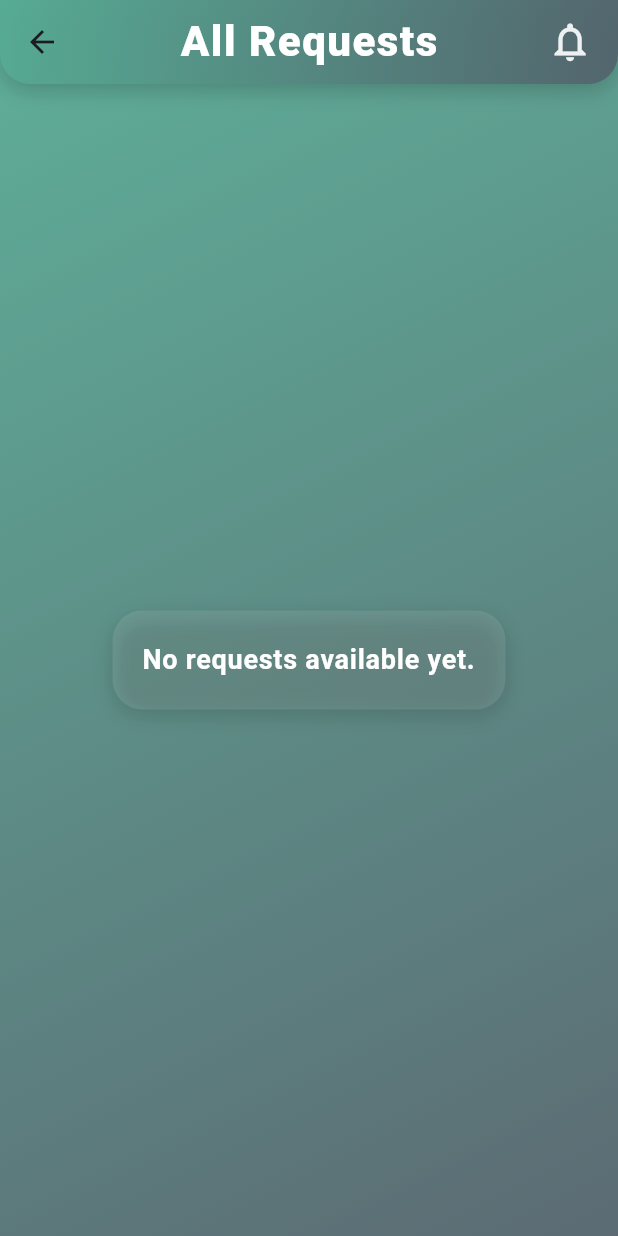
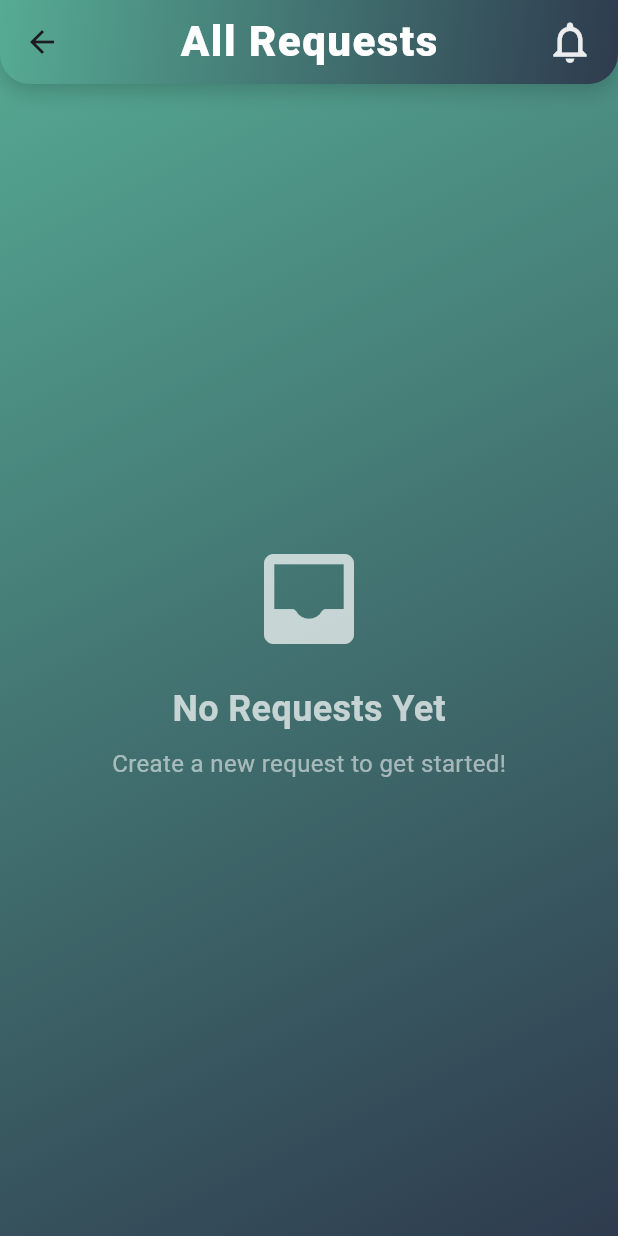
Before and after one commit to MINA000000/Handymen-app, a Flutter app: the AllRequestsHandyman screen opened directly, on a phone screen of 412 x 824 dp. Run offline on Flutter 3.47's test engine with Material 3 defaults, Android fonts, the phone set to English and light mode, and no system bars; our stand-ins replace animate_do, cached_network_image, cloud_firestore, cloud_functions, dio, file_picker and 8 more; accounts and stored records are empty; Roboto replaces fonts that are missing (Nunito); project files that could hold a hidden picture were left out.

Commit message:
consist theme for requests in both sides

```diff
--- a/lib/handyman_screens/all_requests_handyman.dart
+++ b/lib/handyman_screens/all_requests_handyman.dart
@@ -32,16 +32,15 @@ class _AllRequestsHandymanState extends State<AllRequestsHandyman> {
     final requestsProvider = Provider.of<RequestsProviderHandyman>(context);
 
     return Container(
-      width: double.infinity,
-      height: double.infinity,
-      decoration: BoxDecoration(
+      decoration: const BoxDecoration(
         gradient: LinearGradient(
           begin: Alignment.topLeft,
           end: Alignment.bottomRight,
           colors: [
-            Color.fromRGBO(86, 171, 148, 0.95),
-            Color.fromRGBO(83, 99, 108, 0.95),
+            Color(0xFF56AB94),
+            Color(0xFF2E3B4E),
           ],
+          stops: [0.0, 1.0],
         ),
       ),
       child: Scaffold(
@@ -55,8 +54,8 @@ class _AllRequestsHandymanState extends State<AllRequestsHandyman> {
                 begin: Alignment.topLeft,
                 end: Alignment.bottomRight,
                 colors: [
-                  Color.fromRGBO(86, 171, 148, 0.95),
-                  Color.fromRGBO(83, 99, 108, 0.95),
+                  Color(0xFF56AB94),
+                  Color(0xFF2E3B4E),
                 ],
               ),
               borderRadius: const BorderRadius.vertical(bottom: Radius.circular(20)),
@@ -116,7 +115,7 @@ class _AllRequestsHandymanState extends State<AllRequestsHandyman> {
                       child: Icon(
                         Icons.notifications_outlined,
                         color: Color.fromRGBO(255, 255, 255, 0.9),
-                        size: 28,
+                        size: 30,
                       ),
                     );
                   },
@@ -127,86 +126,121 @@ class _AllRequestsHandymanState extends State<AllRequestsHandyman> {
           ],
         ),
         body: requestsProvider.isLoading
-            ? Center(
+            ? const Center(
                 child: CircularProgressIndicator(
-                  color: Color.fromRGBO(255, 255, 255, 0.7),
+                  color: Colors.white,
+                  backgroundColor: Colors.white24,
+                  strokeWidth: 5,
                 ),
               )
             : requestsProvider.requests.isEmpty
                 ? Center(
-                    child: FadeInUp(
-                      duration: const Duration(milliseconds: 600),
-                      child: Container(
-                        padding: const EdgeInsets.all(20),
-                        margin: const EdgeInsets.symmetric(horizontal: 20),
-                        decoration: BoxDecoration(
-                          color: Color.fromRGBO(255, 255, 255, 0.1),
-                          borderRadius: BorderRadius.circular(20),
-                          boxShadow: [
-                            BoxShadow(
-                              color: Color.fromRGBO(0, 0, 0, 0.15),
-                              blurRadius: 12,
-                              offset: const Offset(0, 4),
+                    child: FadeIn(
+                      duration: const Duration(milliseconds: 800),
+                      child: Column(
+                        mainAxisAlignment: MainAxisAlignment.center,
+                        children: [
+                          Icon(
+                            Icons.inbox_rounded,
+                            color: Colors.white70,
+                            size: 80,
                           ),
-                          ],
-                        ),
-                        child: const Text(
-                          'No requests available yet.',
+                          SizedBox(height: 16),
+                          Text(
+                            'No Requests Yet',
                             style: TextStyle(
-                            color: Colors.white,
-                            fontSize: 18,
+                              color: Colors.white70,
+                              fontSize: 24,
+                              fontFamily: 'Nunito',
                               fontWeight: FontWeight.w600,
-                            fontFamily: 'Nunito',
-                            letterSpacing: 0.5,
-                          ),
-                          textAlign: TextAlign.center,
                             ),
                           ),
-                    ),
-                  )
-                : Column(
-                    children: [
-                      const Divider(color: Color.fromRGBO(255, 255, 255, 0.3)),
-                      Expanded(
-                        child: SingleChildScrollView(
-                          child: Column(
-                            children: [
-                              _buildSection(
-                                context,
-                                'Approved Requests',
-                                requestsProvider.approved,
-                                600,
-                              ),
-                              _buildSection(
-                                context,
-                                'Not Approved (1)',
-                                requestsProvider.clientWant,
-                                800,
-                              ),
-                              _buildSection(
-                                context,
-                                'Not Approved (2)',
-                                requestsProvider.handymanWant,
-                                1000,
-                              ),
-                              _buildSection(
-                                context,
-                                'Completed Requests',
-                                requestsProvider.done,
-                                1200,
-                              ),
-                              const SizedBox(height: 80),
-                            ],
-                          ),
+                          SizedBox(height: 8),
+                          Text(
+                            'Create a new request to get started!',
+                            style: TextStyle(
+                              color: Colors.white54,
+                              fontSize: 16,
+                              fontFamily: 'Nunito',
                             ),
                           ),
                         ],
                       ),
                     ),
+                  )
+                : SingleChildScrollView(
+                    physics: const BouncingScrollPhysics(),
+                    child: Column(
+                      crossAxisAlignment: CrossAxisAlignment.start,
+                      children: [
+                        _buildSection(
+                          context: context,
+                          title: 'Approved Requests',
+                          requests: requestsProvider.approved,
+                          cardColor: Colors.greenAccent.withOpacity(0.15),
+                          baseDelay: 600,
+                          onTap: (doc) => Navigator.push(
+                            context,
+                            MaterialPageRoute(
+                              builder: (context) => ApprovedRequestHandyman(request: doc),
+                            ),
+                          ),
+                        ),
+                        _buildSection(
+                          context: context,
+                          title: 'Not Approved (1)',
+                          requests: requestsProvider.clientWant,
+                          cardColor: Colors.orangeAccent.withOpacity(0.15),
+                          baseDelay: 800,
+                          onTap: (doc) => Navigator.push(
+                            context,
+                            MaterialPageRoute(
+                              builder: (context) => ApprovedRequestHandyman(request: doc),
+                            ),
+                          ),
+                        ),
+                        _buildSection(
+                          context: context,
+                          title: 'Not Approved (2)',
+                          requests: requestsProvider.handymanWant,
+                          cardColor: Colors.orangeAccent.withOpacity(0.15),
+                          baseDelay: 1000,
+                          onTap: (doc) => Navigator.push(
+                            context,
+                            MaterialPageRoute(
+                              builder: (context) => ApprovedRequestHandyman(request: doc),
+                            ),
+                          ),
+                        ),
+                        _buildSection(
+                          context: context,
+                          title: 'Completed Requests',
+                          requests: requestsProvider.done,
+                          cardColor: Colors.blueAccent.withOpacity(0.15),
+                          baseDelay: 1200,
+                          onTap: (doc) => Navigator.push(
+                            context,
+                            MaterialPageRoute(
+                              builder: (context) => ApprovedRequestHandyman(request: doc),
+                            ),
+                          ),
+                        ),
+                        SizedBox(height: 20),
+                      ],
+                    ),
+                  ),
+      ),
     );
   }
 
-  Widget _buildSection(BuildContext context, String title, List<QueryDocumentSnapshot> requests, int baseDelay) {
+  Widget _buildSection({
+    required BuildContext context,
+    required String title,
+    required List<QueryDocumentSnapshot> requests,
+    required Color cardColor,
+    required int baseDelay,
+    required Function(QueryDocumentSnapshot) onTap,
+  }) {
     if (requests.isEmpty) {
       return const SizedBox.shrink();
     }
@@ -216,24 +250,21 @@ class _AllRequestsHandymanState extends State<AllRequestsHandyman> {
     return FadeInUp(
       duration: Duration(milliseconds: baseDelay),
       child: Column(
-        crossAxisAlignment: CrossAxisAlignment.start,
+        crossAxisAlignment: CrossAxisAlignment.center,
         children: [
-          FadeInUp(
-            duration: Duration(milliseconds: baseDelay - 100),
-            child: GestureDetector(
+          GestureDetector(
             onTap: () => _toggleSectionVisibility(title),
-              child: Center(
             child: Container(
-                  margin: const EdgeInsets.symmetric(horizontal: 20, vertical: 20),
+              margin: const EdgeInsets.fromLTRB(16, 20, 16, 12),
               padding: const EdgeInsets.symmetric(horizontal: 24, vertical: 12),
               decoration: BoxDecoration(
-                    color: Color.fromRGBO(255, 255, 255, 0.1),
-                    borderRadius: BorderRadius.circular(15),
+                color: Colors.white.withOpacity(0.1),
+                borderRadius: BorderRadius.circular(20),
                 boxShadow: [
                   BoxShadow(
-                        color: Color.fromRGBO(0, 0, 0, 0.15),
+                    color: Colors.black.withOpacity(0.1),
                     blurRadius: 8,
-                        offset: const Offset(0, 3),
+                    offset: const Offset(0, 2),
                   ),
                 ],
               ),
@@ -242,30 +273,22 @@ class _AllRequestsHandymanState extends State<AllRequestsHandyman> {
                 children: [
                   Text(
                     title,
+                    textAlign: TextAlign.center,
                     style: const TextStyle(
-                          color: Color.fromRGBO(255, 255, 255, 0.95),
-                          fontSize: 24,
+                      color: Colors.white,
+                      fontSize: 20,
                       fontFamily: 'Nunito',
-                          fontWeight: FontWeight.w800,
-                          letterSpacing: 1.0,
-                          shadows: [
-                            Shadow(
-                              color: Color.fromRGBO(0, 0, 0, 0.2),
-                              blurRadius: 4,
-                              offset: Offset(1, 1),
-                            ),
-                          ],
+                      fontWeight: FontWeight.w700,
+                      letterSpacing: 0.3,
                     ),
                   ),
                   const SizedBox(width: 8),
                   Icon(
                     isVisible ? Icons.expand_less : Icons.expand_more,
-                        color: Color.fromRGBO(255, 255, 255, 0.9),
+                    color: Colors.white.withOpacity(0.9),
                     size: 24,
                   ),
                 ],
-                  ),
-                ),
               ),
             ),
           ),
@@ -278,22 +301,9 @@ class _AllRequestsHandymanState extends State<AllRequestsHandyman> {
                     children: requests.asMap().entries.map((entry) {
                       final index = entry.key;
                       final doc = entry.value;
-                      final data = doc.data() as Map<String, dynamic>;
                       return FadeInUp(
                         duration: Duration(milliseconds: baseDelay + (index * 100)),
-                        child: GestureDetector(
-                          onTap: () => Navigator.push(
-                            context,
-                            MaterialPageRoute(
-                              builder: (context) => ApprovedRequestHandyman(request: doc),
-                            ),
-                          ),
-                          child: _buildRequestCard(
-                            data[RequestFieldsName.category] ?? 'No category',
-                            data[RequestFieldsName.request] ?? 'No details provided',
-                            data[RequestFieldsName.assignedHandymanName] ?? 'Not assigned',
-                          ),
-                        ),
+                        child: _buildRequestCard(doc, context, cardColor, onTap),
                       );
                     }).toList(),
                   )
@@ -304,65 +314,69 @@ class _AllRequestsHandymanState extends State<AllRequestsHandyman> {
     );
   }
 
-  Widget _buildRequestCard(String category, String content, String handymanName) {
+  Widget _buildRequestCard(
+    QueryDocumentSnapshot doc,
+    BuildContext context,
+    Color cardColor,
+    Function(QueryDocumentSnapshot) onTap,
+  ) {
+    var data = doc.data() as Map<String, dynamic>;
     return Padding(
-      padding: const EdgeInsets.symmetric(horizontal: 20, vertical: 8),
+      padding: const EdgeInsets.symmetric(horizontal: 16, vertical: 8),
       child: Card(
+        elevation: 4,
+        shadowColor: Colors.black26,
         shape: RoundedRectangleBorder(
-          borderRadius: BorderRadius.circular(20),
+          borderRadius: BorderRadius.circular(16),
         ),
-        color: Color.fromRGBO(255, 255, 255, 0.95),
-        elevation: 0,
+        color: cardColor,
         child: Container(
           decoration: BoxDecoration(
-            borderRadius: BorderRadius.circular(20),
-            boxShadow: [
-              BoxShadow(
-                color: Color.fromRGBO(0, 0, 0, 0.15),
-                blurRadius: 10,
-                offset: const Offset(0, 4),
-              ),
-            ],
+            borderRadius: BorderRadius.circular(16),
+            border: Border.all(color: Colors.white12, width: 1),
           ),
           child: ListTile(
-            contentPadding: const EdgeInsets.symmetric(horizontal: 16, vertical: 12),
+            contentPadding: const EdgeInsets.all(16),
             title: Text(
-              'Category: $category',
+              data[RequestFieldsName.category] ?? 'No Category',
               style: const TextStyle(
+                fontWeight: FontWeight.bold,
+                fontSize: 18,
+                color: Colors.white,
                 fontFamily: 'Nunito',
-                fontWeight: FontWeight.w700,
-                fontSize: 18,
-                color: Color.fromRGBO(33, 33, 33, 0.9),
               ),
             ),
             subtitle: Column(
               crossAxisAlignment: CrossAxisAlignment.start,
               children: [
-                const SizedBox(height: 8),
+                SizedBox(height: 8),
                 Text(
-                  'Request: $content',
+                  data[RequestFieldsName.request] ?? 'No Request',
                   style: const TextStyle(
+                    fontSize: 14,
+                    color: Colors.white70,
                     fontFamily: 'Nunito',
-                    fontSize: 16,
-                    color: Color.fromRGBO(33, 33, 33, 0.7),
                   ),
+                  maxLines: 2,
+                  overflow: TextOverflow.ellipsis,
                 ),
-                const Divider(color: Color.fromRGBO(0, 0, 0, 0.1)),
+                SizedBox(height: 8),
                 Text(
-                  'Assigned to: $handymanName',
+                  'Assigned to: ${data[RequestFieldsName.assignedHandymanName] ?? 'Unassigned'}',
                   style: const TextStyle(
+                    fontSize: 14,
+                    color: Colors.white54,
                     fontFamily: 'Nunito',
-                    fontSize: 16,
-                    color: Color.fromRGBO(33, 33, 33, 0.7),
                   ),
                 ),
               ],
             ),
-            trailing: Icon(
+            trailing: const Icon(
               Icons.arrow_forward_ios,
-              color: Color.fromRGBO(255, 61, 0, 0.9),
-              size: 24,
+              color: Colors.white70,
+              size: 20,
             ),
+            onTap: () => onTap(doc),
           ),
         ),
       ),
```
Lines whose indentation alone changed are shown as unchanged.
